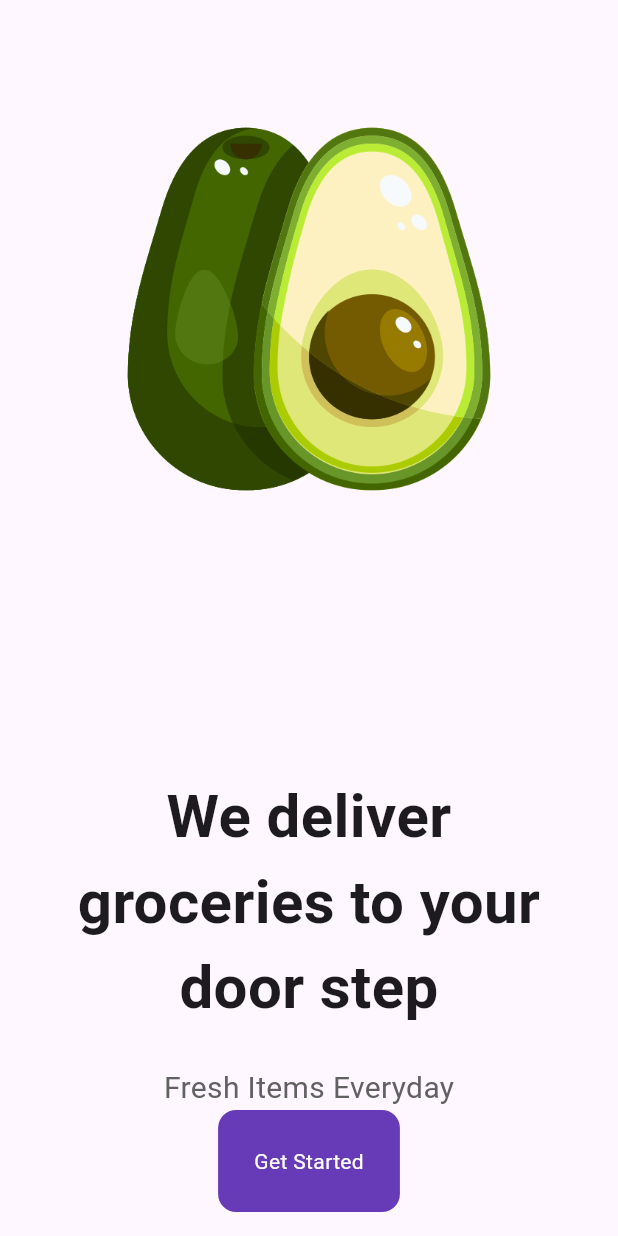
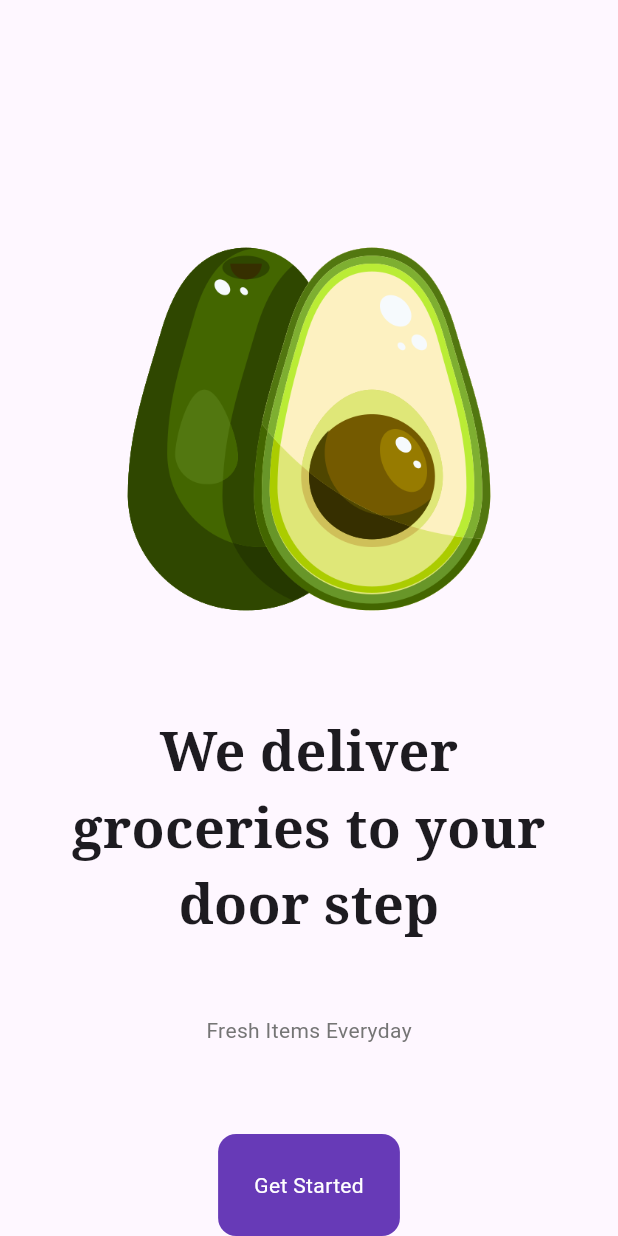
Before and after one commit to OrewaKimi/Flutter_Grocery_Shop, a Flutter app: the screen it shows after launch, on a phone screen of 412 x 824 dp. Run offline on Flutter 3.47's test engine with Material 3 defaults, Android fonts, the phone set to English and light mode, and no system bars; our stand-ins replace google_fonts.

Commit message:
add style GoogleFonts and colors

```diff
--- a/lib/pages/intro_page.dart
+++ b/lib/pages/intro_page.dart
@@ -1,4 +1,5 @@
 import 'package:flutter/material.dart';
+import 'package:google_fonts/google_fonts.dart';
 
 class IntroPage extends StatelessWidget {
   const IntroPage({super.key});
@@ -10,30 +11,33 @@ class IntroPage extends StatelessWidget {
         children: [
           // Logo
           Padding(padding: const EdgeInsets.only(
-            left: 80.0, right: 80, top: 80, bottom: 160),
+            left: 80.0, right: 80, bottom: 40, top: 160),
           child: Image.asset('lib/images/avocado.png'),
           ),
 
           // We deliver groceries to your door step
-          const Padding(
+          Padding(
             padding: const EdgeInsets.all(24.0),
             child: Text(
               'We deliver groceries to your door step',
               textAlign: TextAlign.center,
-              style: TextStyle(
-                fontSize: 40,
+              style: GoogleFonts.notoSerif(
+                fontSize: 36,
                 fontWeight: FontWeight.bold,
                 ),
               ),
             ),
 
+            const SizedBox(
+              height: 24,
+            ),
+
           // Fresh items everyday
           Text('Fresh Items Everyday',
-            style: TextStyle(
-              fontSize: 20,
-              color: Colors.grey[700],
+          style: TextStyle(color: Colors.grey[600]),
             ),
-          ),
+
+            const Spacer(),
 
           // get started button
           Container(
```
